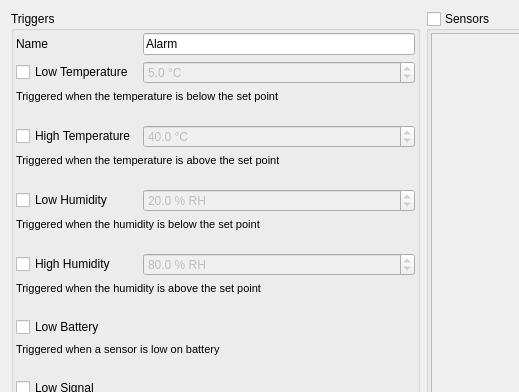
The window that manager/src/ConfigureAlarmDialog.ui (porkmarks/sense) describes before a commit, drawn with Qt 5; both pictures show x 0 to 519 and y 0 to 392 of the 958 by 727 pixel window.
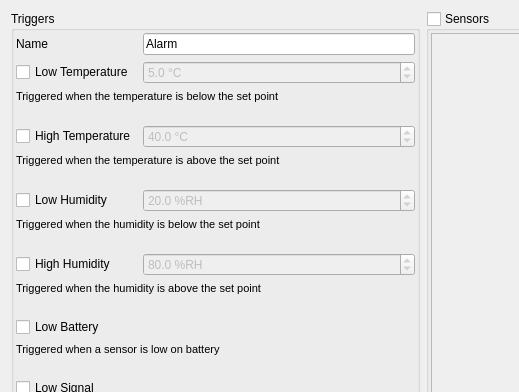
The same window after the commit. Icons and pictures are not drawn.

```diff
--- a/manager/src/ConfigureAlarmDialog.ui
+++ b/manager/src/ConfigureAlarmDialog.ui
@@ -192,7 +192,7 @@
             <bool>false</bool>
            </property>
            <property name="suffix">
-            <string> % RH</string>
+            <string> %RH</string>
            </property>
            <property name="decimals">
             <number>1</number>
@@ -408,7 +408,7 @@
             <bool>false</bool>
            </property>
            <property name="suffix">
-            <string> % RH</string>
+            <string> %RH</string>
            </property>
            <property name="decimals">
             <number>1</number>
```
